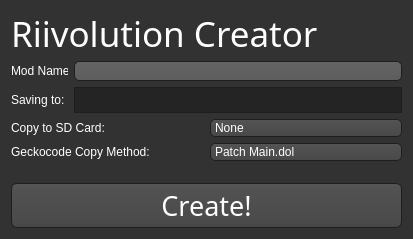
BenjaminHalko/WiiMusicEditorPlus, file templates/riivolution.ui: the form before one commit.
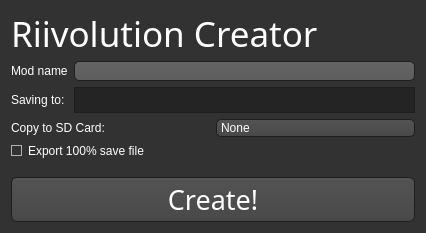
The form after the commit. Icons and pictures are not drawn.

```diff
--- a/templates/riivolution.ui
+++ b/templates/riivolution.ui
@@ -6,8 +6,8 @@
    <rect>
     <x>0</x>
     <y>0</y>
-    <width>413</width>
-    <height>239</height>
+    <width>426</width>
+    <height>233</height>
    </rect>
   </property>
   <property name="windowTitle">
@@ -535,7 +535,7 @@
         </size>
        </property>
        <property name="text">
-        <string>Mod Name:</string>
+        <string>Mod name:</string>
        </property>
       </widget>
      </item>
@@ -627,40 +627,14 @@
     </layout>
    </item>
    <item>
-    <layout class="QHBoxLayout" name="Geckocodes">
-     <item>
-      <widget class="QLabel" name="GeckocodeLabel">
-       <property name="text">
-        <string>Geckocode Copy Method:</string>
-       </property>
-      </widget>
-     </item>
-     <item>
-      <widget class="QComboBox" name="GeckocodeOptions">
-       <property name="minimumSize">
-        <size>
-         <width>110</width>
-         <height>0</height>
-        </size>
-       </property>
-       <item>
-        <property name="text">
-         <string>Patch Main.dol</string>
-        </property>
-       </item>
-       <item>
-        <property name="text">
-         <string>Copy Codes</string>
-        </property>
-       </item>
-       <item>
-        <property name="text">
-         <string>Do Nothing</string>
-        </property>
-       </item>
-      </widget>
-     </item>
-    </layout>
+    <widget class="QCheckBox" name="SaveFile_Checkbox">
+     <property name="text">
+      <string>Export 100% save file</string>
+     </property>
+     <property name="checked">
+      <bool>true</bool>
+     </property>
+    </widget>
    </item>
    <item>
     <spacer name="Spacer">
```
